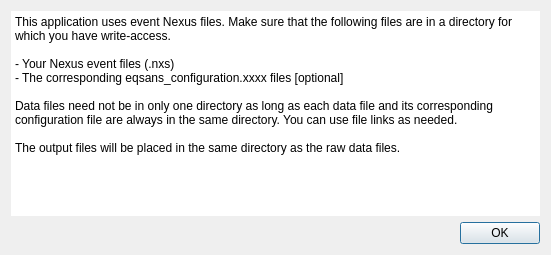
Old version of the form Code/Mantid/scripts/Interface/ui/sans/eqsans_info.ui in the repository mantidproject/mantid.
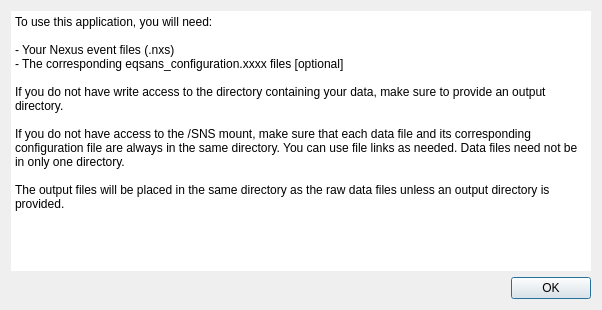
New version of the form.

Commit message: updated EQSANS help dialog. Re #3060

```diff
--- a/Code/Mantid/scripts/Interface/ui/sans/eqsans_info.ui
+++ b/Code/Mantid/scripts/Interface/ui/sans/eqsans_info.ui
@@ -6,8 +6,8 @@
    <rect>
     <x>0</x>
     <y>0</y>
-    <width>551</width>
-    <height>255</height>
+    <width>602</width>
+    <height>310</height>
    </rect>
   </property>
   <property name="palette">
@@ -60,14 +60,16 @@
       <enum>QFrame::Plain</enum>
      </property>
      <property name="plainText">
-      <string>This application uses event Nexus files. Make sure that the following files are in a directory for which you have write-access.
+      <string>To use this application, you will need:
 
 - Your Nexus event files (.nxs)
 - The corresponding eqsans_configuration.xxxx files [optional]
 
-Data files need not be in only one directory as long as each data file and its corresponding configuration file are always in the same directory. You can use file links as needed.
+If you do not have write access to the directory containing your data, make sure to provide an output directory. 
 
-The output files will be placed in the same directory as the raw data files.</string>
+If you do not have access to the /SNS mount, make sure that each data file and its corresponding configuration file are always in the same directory. You can use file links as needed. Data files need not be in only one directory.
+
+The output files will be placed in the same directory as the raw data files unless an output directory is provided.</string>
      </property>
      <property name="textInteractionFlags">
       <set>Qt::NoTextInteraction</set>
```
The commit also changes 2 other files.
